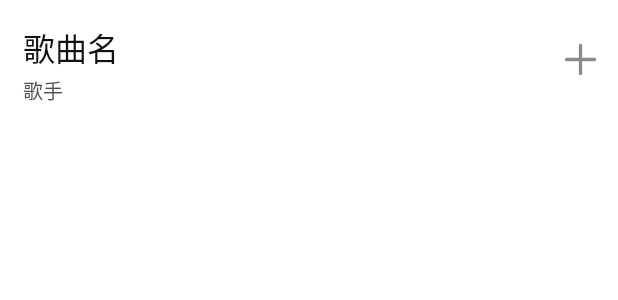
After one commit to Suzy-mo/DarkMusicApp, an Android app: the layout search_result_recycle_item.xml on its own in the app's theme, with its tools: preview values and no code run, on a phone screen of 412 x 824 dp. The commit adds this screen. Shown: the top 300 px of the screen. Run offline under Robolectric (Android 15) with nearby library versions, the phone set to English and light mode, and no system bars.

Commit message:
feat: 加入了搜索后返回数据的列表

```diff
--- a/app/src/main/java/com/qg/darkCloudApp/adapter/ViewPagerAdapter.java
+++ b/app/src/main/java/com/qg/darkCloudApp/adapter/ViewPagerAdapter.java
@@ -17,10 +17,10 @@ import java.util.List;
 
 
 /**
- * @Name：DarkCloudApp
+ * @Name： ViewPagerAdapter
  * @Description：
  * @Author：Suzy.Mo
- * @Date：2021/5/6 21:17
+ * @Date： 2021/5/6 21:17
  */
 public class ViewPagerAdapter extends RecyclerView.Adapter<ViewPagerAdapter.ViewHolder> {
     Context mContext;
--- /dev/null
+++ b/app/src/main/res/drawable/ic_add.xml
@@ -0,0 +1,9 @@
+<vector xmlns:android="http://schemas.android.com/apk/res/android"
+    android:width="200dp"
+    android:height="200dp"
+    android:viewportWidth="1024"
+    android:viewportHeight="1024">
+  <path
+      android:pathData="M832.36,474.47h-282.83V191.64a37.53,37.53 0,1 0,-75.06 0v282.83H191.69a37.58,37.58 0,0 0,0 75.06h282.78v282.83a37.58,37.58 0,0 0,75.06 0v-282.83h282.78a37.53,37.53 0,1 0,0.05 -75.06z"
+      android:fillColor="#8a8a8a"/>
+</vector>
--- /dev/null
+++ b/app/src/main/res/layout/search_result_recycle_item.xml
@@ -0,0 +1,50 @@
+<?xml version="1.0" encoding="utf-8"?>
+<RelativeLayout
+    xmlns:android="http://schemas.android.com/apk/res/android"
+    android:layout_width="match_parent"
+    android:layout_height="80dp">
+
+
+    <ImageView
+        android:id="@+id/result_item_add"
+        android:layout_alignParentRight="true"
+        android:padding="10dp"
+        android:layout_width="50dp"
+        android:layout_height="50dp"
+        android:src="@drawable/ic_add"
+        android:layout_centerVertical="true"/>
+    <LinearLayout
+        android:id="@+id/result_item_song"
+        android:layout_width="match_parent"
+        android:layout_height="match_parent"
+        android:layout_toLeftOf="@+id/result_item_add"
+        android:orientation="vertical">
+
+        <TextView
+            android:id="@+id/tv_result_song_name"
+            style="@style/SongText"
+            android:paddingTop="15dp"
+            android:layout_width="match_parent"
+            android:layout_height="wrap_content"
+            android:layout_marginLeft="15dp"
+            android:maxLines="1"
+            android:text="歌曲名"
+            android:textColor="@color/front_song" />
+
+        <TextView
+            android:id="@+id/tv_result_singer"
+            android:layout_width="match_parent"
+            android:layout_height="wrap_content"
+            style="@style/SingerText"
+            android:layout_weight="1"
+            android:ellipsize="end"
+            android:maxLines="1"
+            android:text="歌手"
+            android:layout_marginLeft="15dp"
+            android:layout_marginTop="2dp"
+            android:textColor="@color/front_singer"
+ />
+
+    </LinearLayout>
+
+</RelativeLayout>
--- a/app/src/main/res/values/colors.xml
+++ b/app/src/main/res/values/colors.xml
@@ -17,4 +17,5 @@
     <color name="Local_button">#FBFAFA</color>
     <color name="search_bg">#CFCDCD</color>
     <color name="line_bg">#B8B0B0</color>
+    <color name="card_view_bg">#DFDBDB</color>
 </resources>
--- a/app/src/main/res/values/themes.xml
+++ b/app/src/main/res/values/themes.xml
@@ -39,4 +39,15 @@
         <item name="android:textSize">20sp</item>
         <item name="android:textColor">#5A5959</item>
     </style>
+
+    <!--歌曲名字体主题样式-->
+    <style name="SongText" >
+        <item name="android:textSize">21sp</item>
+        <item name="android:textColor">#101010</item>
+    </style>
+    <!--歌手专辑字体主题样式-->
+    <style name="SingerText" >
+        <item name="android:textSize">13sp</item>
+        <item name="android:textColor">#101010</item>
+    </style>
 </resources>
```
Also changed, not shown: app/src/main/java/com/qg/darkCloudApp/adapter/SearchAdapter.java (deleted, +0 -10 lines), app/src/main/java/com/qg/darkCloudApp/adapter/SearchResultAdapter.java (added, +94 -0 lines), app/src/main/java/com/qg/darkCloudApp/model/Utils/NextWorkUtils.java (+25 -9 lines), app/src/main/java/com/qg/darkCloudApp/model/bean/MusicBean.java (+0 -8 lines), app/src/main/java/com/qg/darkCloudApp/server/MusicService.java (+27 -2 lines), app/src/main/java/com/qg/darkCloudApp/ui/SearchActivity.java (+115 -51 lines), app/src/main/res/layout/searching_activity.xml (+19 -0 lines).
